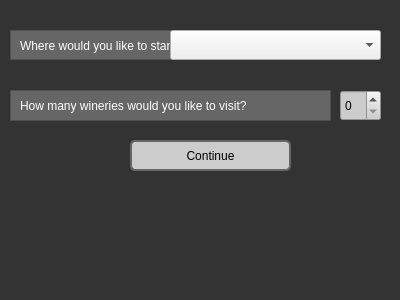
The window that planshortesttrip.ui (tyler949/CS1D-FirstPorject) describes before a commit, drawn with Qt 5.
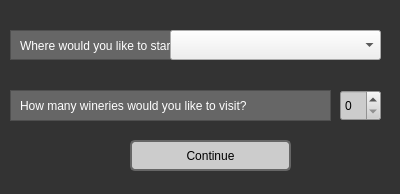
The same window after the commit.

Patch:
```diff
--- a/planshortesttrip.ui
+++ b/planshortesttrip.ui
@@ -7,7 +7,7 @@
     <x>0</x>
     <y>0</y>
     <width>400</width>
-    <height>300</height>
+    <height>194</height>
    </rect>
   </property>
   <property name="windowTitle">
```
Left out of the diff: 2 changed lines with no effect on the pictures.
